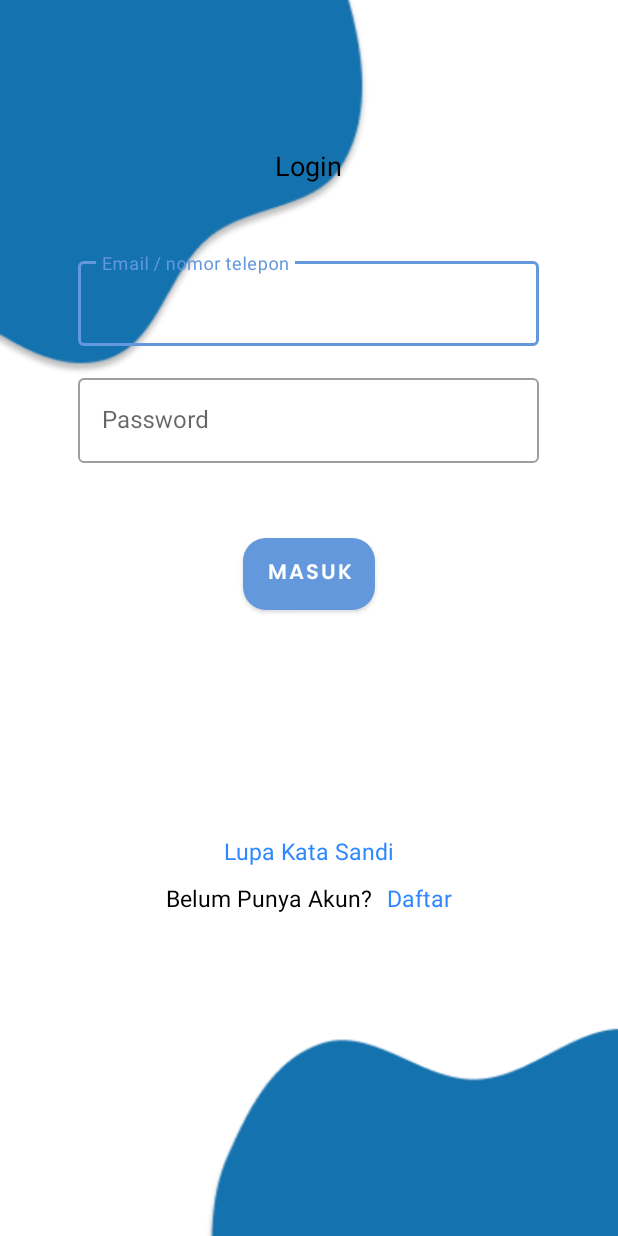
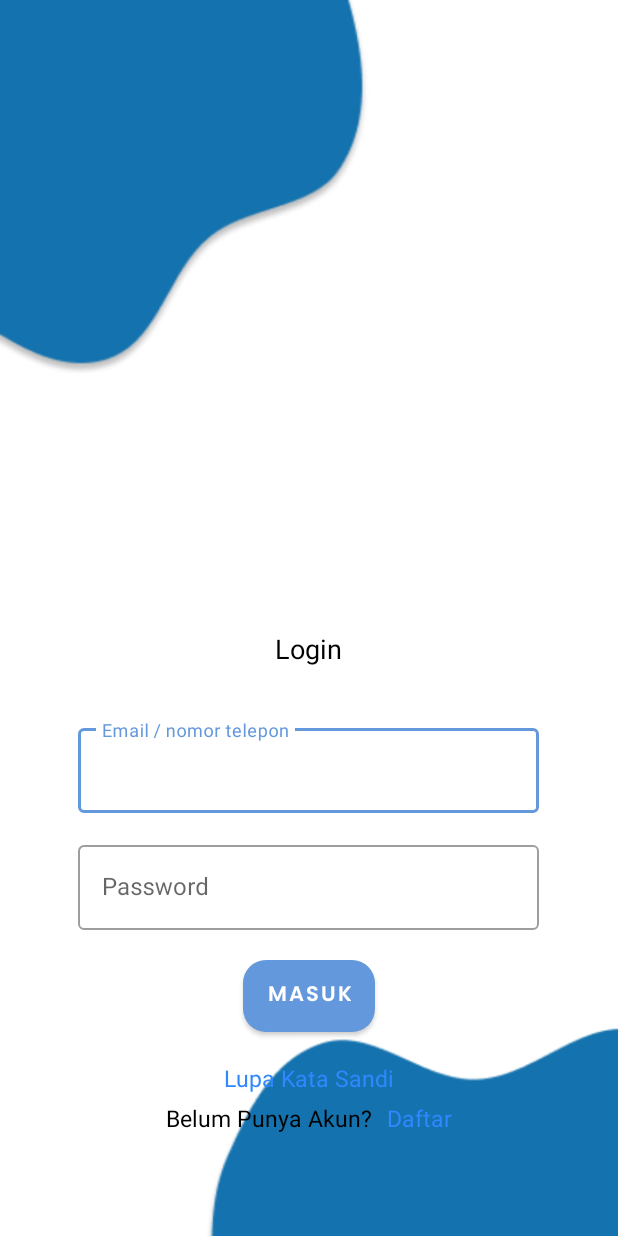
Before and after one commit to ZulfikriMaulana/FishKuyV2, an Android app: the Login screen opened directly, with no data from a screen before it, on a phone screen of 412 x 824 dp. Run offline under Robolectric (Android 15) with nearby library versions, the phone set to English and light mode, and no system bars; libraries missing offline, so code that uses them is left out: me.ibrahimsn.lib; plain views replace CirclesLoadingView; Roboto replaces fonts that are not available here; 1 statement that could not run was skipped.

Commit message:
Rapihin Login

```diff
--- a/app/src/main/res/layout/activity_login.xml
+++ b/app/src/main/res/layout/activity_login.xml
@@ -22,7 +22,7 @@
             android:layout_width="wrap_content"
             android:layout_height="wrap_content"
             android:layout_gravity="center"
-            android:layout_marginTop="98dp"
+            android:layout_marginTop="420dp"
             android:fontFamily="@font/roboto_condensed_bold"
             android:text="Login"
             android:textColor="#000000"
@@ -34,7 +34,7 @@
             android:layout_width="307dp"
             android:layout_height="wrap_content"
             android:layout_gravity="center"
-            android:layout_marginTop="46dp"
+            android:layout_marginTop="35dp"
             android:hint="Email / nomor telepon">
 
             <com.google.android.material.textfield.TextInputEditText
@@ -63,7 +63,7 @@
             android:layout_width="wrap_content"
             android:layout_height="wrap_content"
             android:layout_gravity="center"
-            android:layout_marginTop="50dp"
+            android:layout_marginTop="20dp"
             android:background="@drawable/rounded_onboarding"
             android:fontFamily="@font/poppins_semibold"
             android:onClick="masuk"
@@ -74,7 +74,7 @@
             android:layout_width="wrap_content"
             android:layout_height="wrap_content"
             android:layout_gravity="center"
-            android:layout_marginTop="150dp"
+            android:layout_marginTop="20dp"
             android:fontFamily="@font/roboto_bold"
             android:onClick="forgotPw"
             android:text="Lupa Kata Sandi"
@@ -85,7 +85,7 @@
             android:layout_width="wrap_content"
             android:layout_height="wrap_content"
             android:layout_gravity="center"
-            android:layout_marginTop="10dp">
+            android:layout_marginTop="5dp">
 
             <TextView
                 android:id="@+id/textView3"
--- a/app/src/main/res/layout/activity_main.xml
+++ b/app/src/main/res/layout/activity_main.xml
@@ -13,8 +13,8 @@
         android:id="@+id/imageView"
         android:layout_width="264dp"
         android:layout_height="378dp"
-        app:srcCompat="@drawable/logo"
-        android:onClick="next"/>
+        android:onClick="next"
+        app:srcCompat="@drawable/logo" />
 
     <me.ibrahimsn.lib.CirclesLoadingView
         android:layout_width="wrap_content"
```
